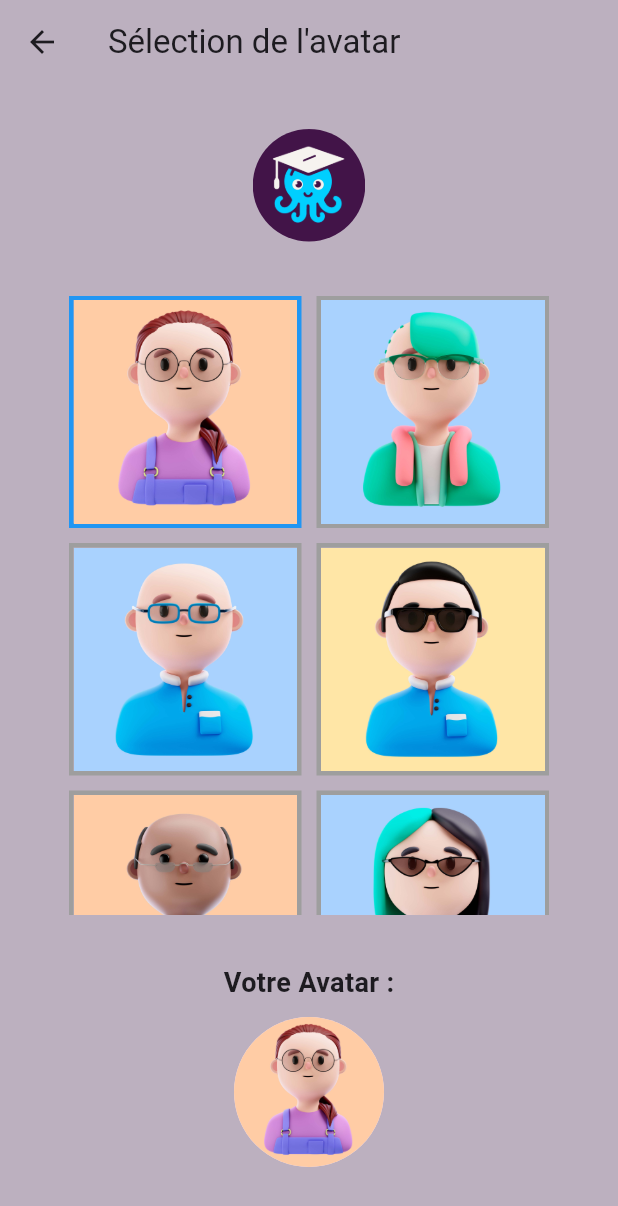
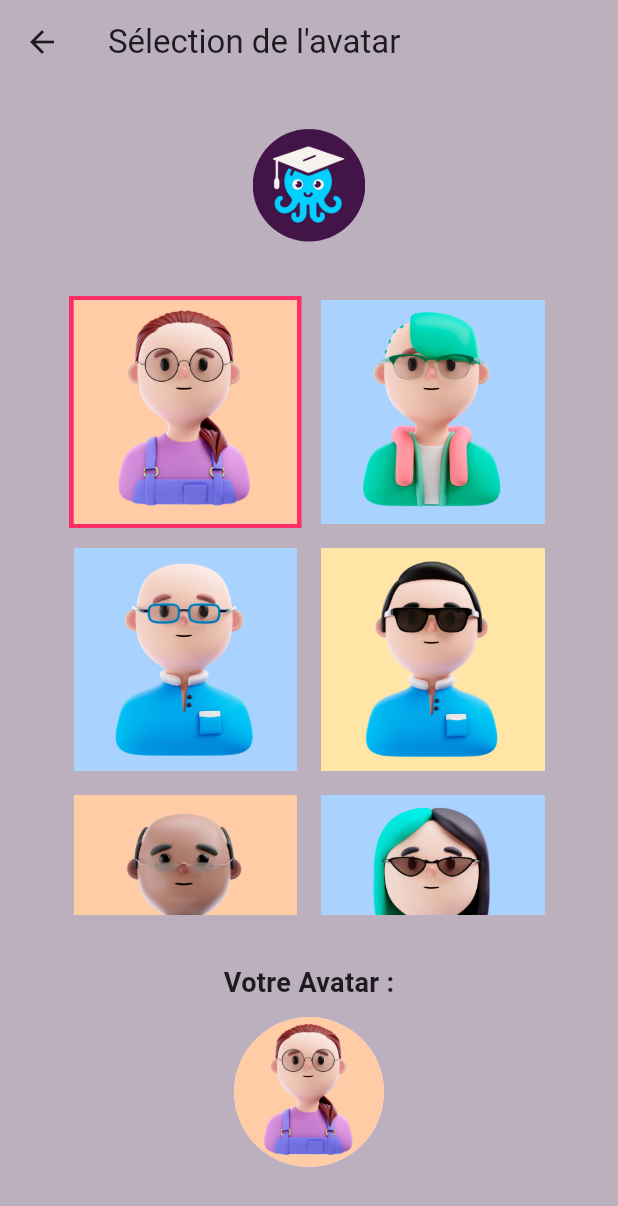
Before and after one commit to Skill-Guru/Mobile_skill-guru, a Flutter app: the screen it shows after launch, after a tap on "Avatar", on a phone screen of 412 x 824 dp. Shown: the top 1206 px of the screen. Run offline on Flutter 3.47's test engine with Material 3 defaults, Android fonts, the phone set to English and light mode, and no system bars.

Commit message:
change color avatar selection

```diff
--- a/lib/screens/avatar/avatar_selection.dart
+++ b/lib/screens/avatar/avatar_selection.dart
@@ -1,5 +1,6 @@
 import 'package:flutter/material.dart';
 import 'package:skill_guru/widget/base_layout.dart';
+import 'package:skill_guru/constants/color_constants.dart';
 
 class AvatarSelectionScreen extends StatefulWidget {
   @override
@@ -22,7 +23,6 @@ class _AvatarSelectionScreenState extends State<AvatarSelectionScreen> {
     'assets/images/9.jpg',
   ];
 
-  @override
   @override
   Widget build(BuildContext context) {
     return BaseLayout(
@@ -52,8 +52,8 @@ class _AvatarSelectionScreenState extends State<AvatarSelectionScreen> {
                       decoration: BoxDecoration(
                         border: Border.all(
                           color: selectedAvatar == avatarList[index]
-                              ? Colors.blue // Si cet avatar est sélectionné, la bordure est bleue
-                              : Colors.grey, // Sinon, elle est grise
+                              ? ColorConstants.accentuationColor // Si cet avatar est sélectionné, la bordure est bleue
+                              : ColorConstants.backgroundColor, // Sinon, elle est grise
                           width: 3,
                         ),
                       ),
```
